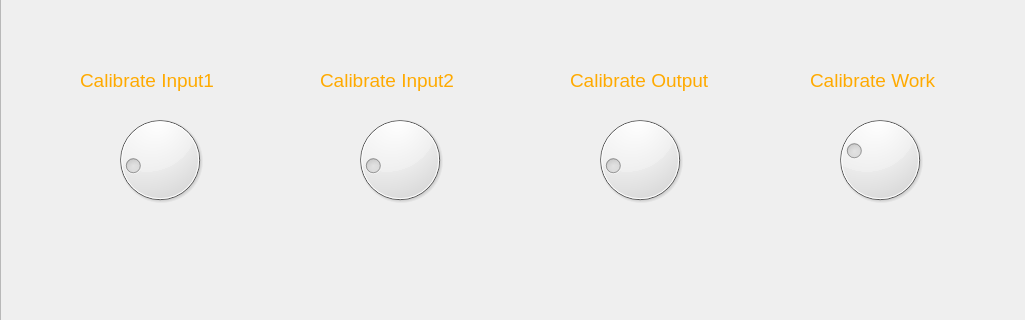
First picture: the form in Gui_Project/GuiLayout.ui, repository moosinyismyhappy/CN405-Craftsman, before the edit; both pictures show x 0 to 1025 and y 347 to 667 of the 1025 by 768 pixel window.
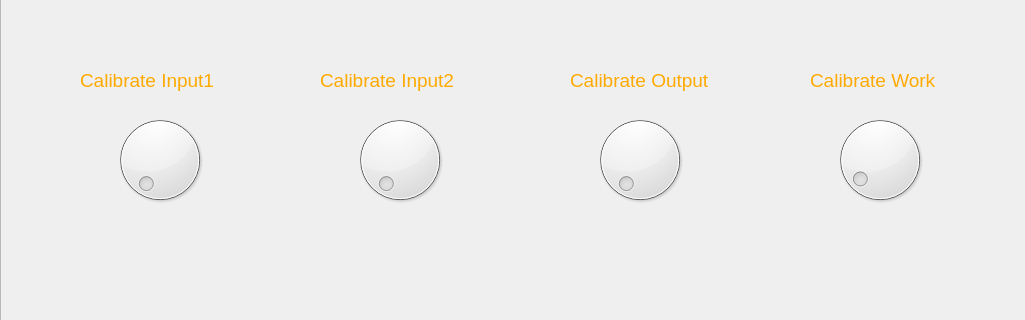
Second picture: the form after the edit. The open tabs and pages were chosen to show the change.

```diff
--- a/Gui_Project/GuiLayout.ui
+++ b/Gui_Project/GuiLayout.ui
@@ -1492,7 +1492,7 @@
         <number>99</number>
        </property>
        <property name="value">
-        <number>20</number>
+        <number>5</number>
        </property>
       </widget>
       <widget class="QDial" name="dial_calibrate_output">
@@ -1517,7 +1517,7 @@
         <number>99</number>
        </property>
        <property name="value">
-        <number>20</number>
+        <number>5</number>
        </property>
       </widget>
       <widget class="QDial" name="dial_calibrate_work">
@@ -1542,7 +1542,7 @@
         <number>99</number>
        </property>
        <property name="value">
-        <number>30</number>
+        <number>10</number>
        </property>
       </widget>
       <widget class="QLabel" name="text_dial_calibrate_input2">
@@ -1770,7 +1770,7 @@
         <number>99</number>
        </property>
        <property name="value">
-        <number>20</number>
+        <number>5</number>
        </property>
       </widget>
       <widget class="QLabel" name="text_dial_calibrate_input1">
```
Left out of the diff: 8 changed lines with no effect on the pictures.
